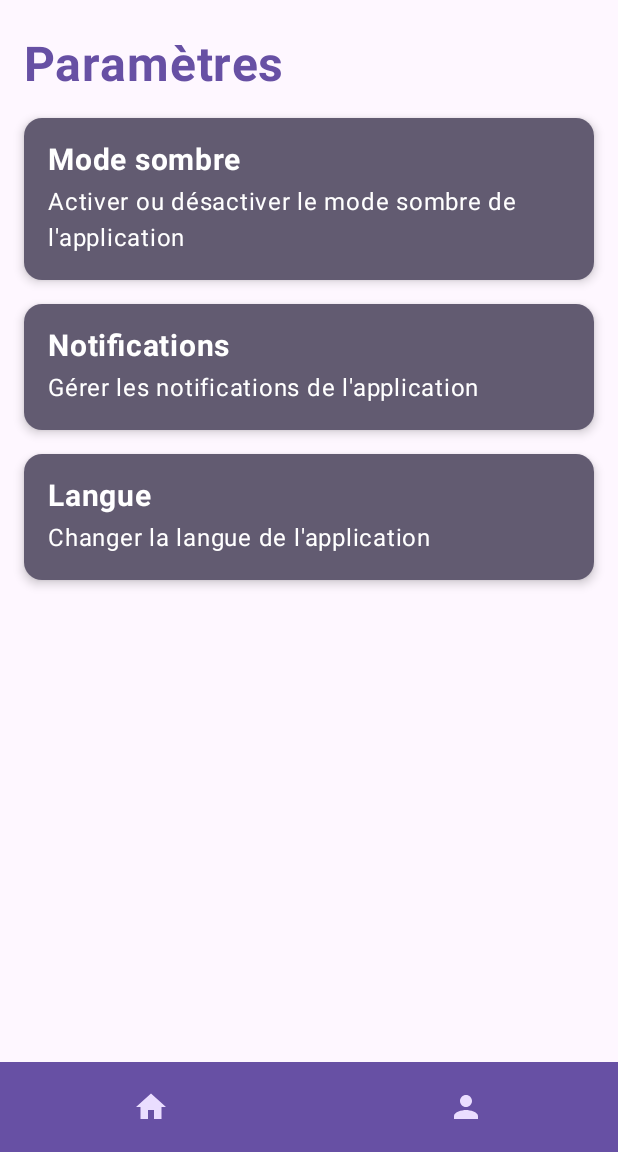
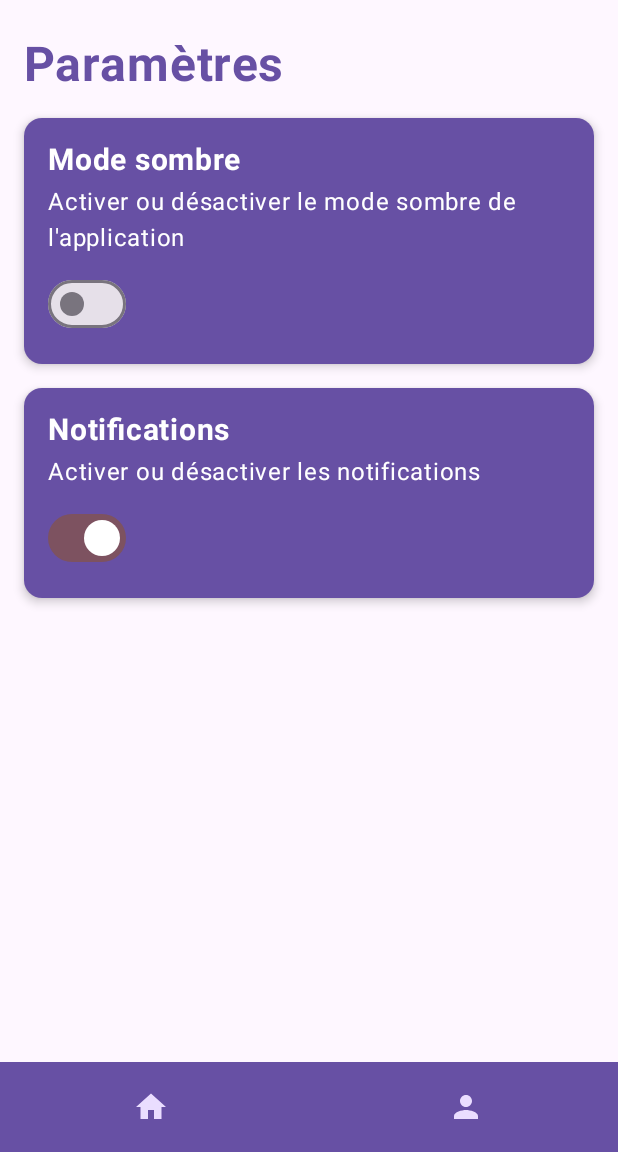
Before and after one commit to mpaitier/ThristyQuest, an Android app built with Jetpack Compose: the SettingsScreen screen opened through its navigation route, on a phone screen of 412 x 824 dp, the part 84-1236 px from its top. Run offline under Robolectric (Android 15) with nearby library versions, the phone set to English and light mode, and no system bars.

Commit message:
paramètres

```diff
--- a/app/src/main/java/com/example/thirstyquest/ui/screens/SettingsScreen.kt
+++ b/app/src/main/java/com/example/thirstyquest/ui/screens/SettingsScreen.kt
@@ -1,17 +1,26 @@
 package com.example.thirstyquest.ui.screens
 
-import androidx.compose.runtime.Composable
+
 import androidx.navigation.NavController
 import androidx.compose.foundation.layout.*
 import androidx.compose.material3.*
+import androidx.compose.runtime.*
 import androidx.compose.ui.Modifier
 import androidx.compose.ui.text.font.FontWeight
 import androidx.compose.ui.unit.dp
 import androidx.compose.ui.unit.sp
+import androidx.compose.material3.Text
+import androidx.compose.ui.Alignment
+
 
 @Composable
 fun SettingsScreen(navController: NavController) {
     val primaryColor = MaterialTheme.colorScheme.primary
+
+    // States for Switches
+    var isDarkMode by remember { mutableStateOf(false) }
+    var areNotificationsEnabled by remember { mutableStateOf(true) }
+
 
     Column(
         modifier = Modifier
@@ -26,45 +35,41 @@ fun SettingsScreen(navController: NavController) {
             modifier = Modifier.padding(bottom = 16.dp)
         )
 
-        SettingsOption(
+        // Mode sombre switch
+        SettingsSwitchOption(
             title = "Mode sombre",
             description = "Activer ou désactiver le mode sombre de l'application",
-            onClick = {  }
+            isChecked = isDarkMode,
+            onCheckedChange = { isDarkMode = it }
         )
 
         Spacer(modifier = Modifier.height(16.dp))
 
-        SettingsOption(
+        // Notifications switch
+        SettingsSwitchOption(
             title = "Notifications",
-            description = "Gérer les notifications de l'application",
-            onClick = { }
+            description = "Activer ou désactiver les notifications",
+            isChecked = areNotificationsEnabled,
+            onCheckedChange = { areNotificationsEnabled = it }
         )
 
-        Spacer(modifier = Modifier.height(16.dp))
-
-        SettingsOption(
-            title = "Langue",
-            description = "Changer la langue de l'application",
-            onClick = {}
-        )
     }
 }
-
-
 @Composable
-fun SettingsOption(
+fun SettingsSwitchOption(
     title: String,
     description: String,
-    onClick: () -> Unit
+    isChecked: Boolean,
+    onCheckedChange: (Boolean) -> Unit
 ) {
-    val secondaryColor = MaterialTheme.colorScheme.secondary
+    val primaryColor = MaterialTheme.colorScheme.primary
+    val tertiaryColor = MaterialTheme.colorScheme.tertiary
     Card(
         modifier = Modifier.fillMaxWidth(),
         elevation = CardDefaults.cardElevation(4.dp),
-        onClick = onClick,
         colors = CardDefaults.cardColors(
-            containerColor = secondaryColor)
-
+            containerColor = primaryColor
+        )
     ) {
         Column(
             modifier = Modifier
@@ -81,6 +86,15 @@ fun SettingsOption(
                 text = description,
                 fontSize = 16.sp
             )
+            Spacer(modifier = Modifier.height(8.dp))
+
+            Switch(
+                checked = isChecked,
+                onCheckedChange = onCheckedChange,
+                colors = SwitchDefaults.colors(
+                    checkedTrackColor = MaterialTheme.colorScheme.tertiary  // Couleur de la piste en mode désactivé
+                )
+            )
         }
     }
 }
```
Also changed, not shown: app/src/main/java/com/example/thirstyquest/MainActivity.kt (+38 -0 lines).
